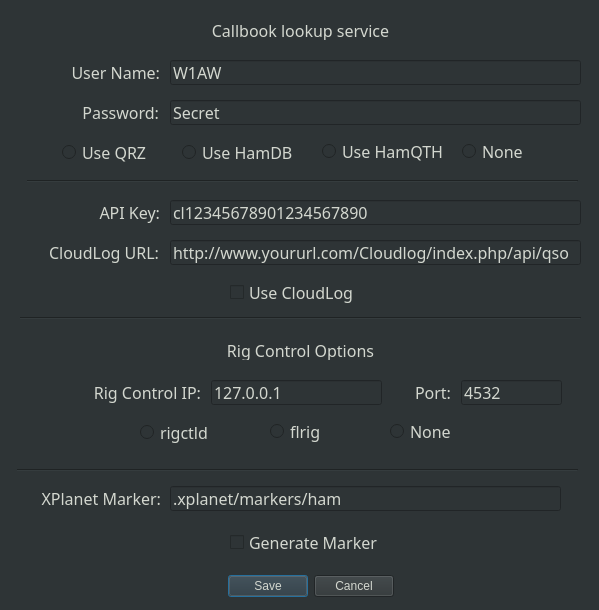
First picture: the form in settings.ui, repository mbridak/FieldDayLogger, before the edit.
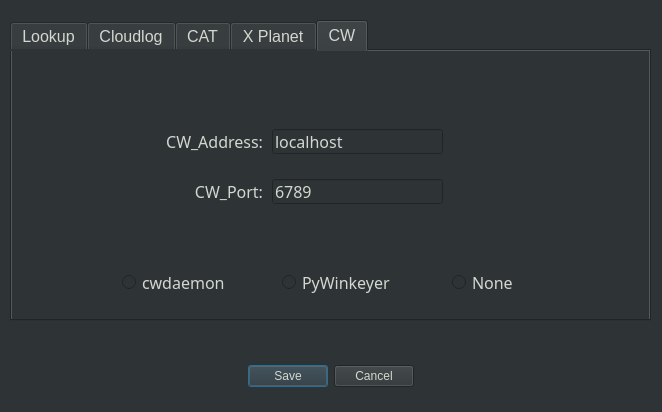
Second picture: the form after the edit. The open tabs and pages were chosen to show the change.

Commit message: reworked settings dialog with tabs.

```diff
--- a/settings.ui
+++ b/settings.ui
@@ -6,8 +6,8 @@
    <rect>
     <x>0</x>
     <y>0</y>
-    <width>599</width>
-    <height>610</height>
+    <width>662</width>
+    <height>412</height>
    </rect>
   </property>
   <property name="windowTitle">
@@ -20,8 +20,8 @@
   <widget class="QDialogButtonBox" name="buttonBox">
    <property name="geometry">
     <rect>
-     <x>140</x>
-     <y>570</y>
+     <x>160</x>
+     <y>360</y>
      <width>341</width>
      <height>32</height>
     </rect>
@@ -53,11 +53,32 @@
     <bool>true</bool>
    </property>
   </widget>
+  <widget class="QTabWidget" name="tabWidget">
+   <property name="geometry">
+    <rect>
+     <x>10</x>
+     <y>20</y>
+     <width>641</width>
+     <height>301</height>
+    </rect>
+   </property>
+   <property name="font">
+    <font>
+     <pointsize>12</pointsize>
+    </font>
+   </property>
+   <property name="currentIndex">
+    <number>0</number>
+   </property>
+   <widget class="QWidget" name="tab_1">
+    <attribute name="title">
+     <string>Lookup</string>
+    </attribute>
   <widget class="QLabel" name="label">
    <property name="geometry">
     <rect>
-     <x>29</x>
-     <y>60</y>
+       <x>20</x>
+       <y>80</y>
      <width>131</width>
      <height>25</height>
     </rect>
@@ -77,11 +98,53 @@
     <set>Qt::AlignRight|Qt::AlignTrailing|Qt::AlignVCenter</set>
    </property>
   </widget>
+    <widget class="QLineEdit" name="lookup_user_name_field">
+     <property name="geometry">
+      <rect>
+       <x>210</x>
+       <y>80</y>
+       <width>411</width>
+       <height>25</height>
+      </rect>
+     </property>
+     <property name="font">
+      <font>
+       <family>JetBrains Mono</family>
+       <pointsize>12</pointsize>
+       <weight>50</weight>
+       <bold>false</bold>
+      </font>
+     </property>
+     <property name="text">
+      <string>W1AW</string>
+     </property>
+    </widget>
+    <widget class="QLineEdit" name="lookup_password_field">
+     <property name="geometry">
+      <rect>
+       <x>210</x>
+       <y>130</y>
+       <width>411</width>
+       <height>25</height>
+      </rect>
+     </property>
+     <property name="font">
+      <font>
+       <family>JetBrains Mono</family>
+       <pointsize>12</pointsize>
+       <weight>50</weight>
+       <bold>false</bold>
+      </font>
+     </property>
+     <property name="text">
+      <string>Secret</string>
+     </property>
+    </widget>
   <widget class="QLabel" name="label_2">
    <property name="geometry">
     <rect>
-     <x>28</x>
-     <y>100</y>
+       <x>20</x>
+       <y>130</y>
      <width>131</width>
      <height>25</height>
     </rect>
@@ -101,11 +164,118 @@
     <set>Qt::AlignRight|Qt::AlignTrailing|Qt::AlignVCenter</set>
    </property>
   </widget>
+    <widget class="QRadioButton" name="useqrz_radioButton">
+     <property name="geometry">
+      <rect>
+       <x>100</x>
+       <y>200</y>
+       <width>101</width>
+       <height>25</height>
+      </rect>
+     </property>
+     <property name="font">
+      <font>
+       <family>JetBrains Mono</family>
+       <pointsize>12</pointsize>
+       <weight>50</weight>
+       <bold>false</bold>
+      </font>
+     </property>
+     <property name="autoFillBackground">
+      <bool>false</bool>
+     </property>
+     <property name="styleSheet">
+      <string notr="true"/>
+     </property>
+     <property name="text">
+      <string>Use QRZ</string>
+     </property>
+     <attribute name="buttonGroup">
+      <string notr="true">buttonGroup_2</string>
+     </attribute>
+    </widget>
+    <widget class="QRadioButton" name="usehamdb_radioButton">
+     <property name="geometry">
+      <rect>
+       <x>220</x>
+       <y>200</y>
+       <width>121</width>
+       <height>25</height>
+      </rect>
+     </property>
+     <property name="font">
+      <font>
+       <family>JetBrains Mono</family>
+       <pointsize>12</pointsize>
+      </font>
+     </property>
+     <property name="styleSheet">
+      <string notr="true"/>
+     </property>
+     <property name="text">
+      <string>Use HamDB</string>
+     </property>
+     <attribute name="buttonGroup">
+      <string notr="true">buttonGroup_2</string>
+     </attribute>
+    </widget>
+    <widget class="QRadioButton" name="usehamqth_radioButton">
+     <property name="geometry">
+      <rect>
+       <x>350</x>
+       <y>200</y>
+       <width>121</width>
+       <height>23</height>
+      </rect>
+     </property>
+     <property name="font">
+      <font>
+       <family>JetBrains Mono</family>
+       <pointsize>12</pointsize>
+      </font>
+     </property>
+     <property name="styleSheet">
+      <string notr="true"/>
+     </property>
+     <property name="text">
+      <string>Use HamQTH</string>
+     </property>
+     <attribute name="buttonGroup">
+      <string notr="true">buttonGroup_2</string>
+     </attribute>
+    </widget>
+    <widget class="QRadioButton" name="radioButton_3">
+     <property name="geometry">
+      <rect>
+       <x>490</x>
+       <y>200</y>
+       <width>71</width>
+       <height>23</height>
+      </rect>
+     </property>
+     <property name="font">
+      <font>
+       <family>JetBrains Mono</family>
+       <pointsize>12</pointsize>
+      </font>
+     </property>
+     <property name="text">
+      <string>None</string>
+     </property>
+     <attribute name="buttonGroup">
+      <string notr="true">buttonGroup_2</string>
+     </attribute>
+    </widget>
+   </widget>
+   <widget class="QWidget" name="tab_2">
+    <attribute name="title">
+     <string>Cloudlog</string>
+    </attribute>
   <widget class="QLabel" name="label_4">
    <property name="geometry">
     <rect>
-     <x>29</x>
-     <y>200</y>
+       <x>30</x>
+       <y>80</y>
      <width>131</width>
      <height>25</height>
     </rect>
@@ -125,11 +295,32 @@
     <set>Qt::AlignRight|Qt::AlignTrailing|Qt::AlignVCenter</set>
    </property>
   </widget>
+    <widget class="QLineEdit" name="cloudlogapi_field">
+     <property name="geometry">
+      <rect>
+       <x>170</x>
+       <y>80</y>
+       <width>461</width>
+       <height>25</height>
+      </rect>
+     </property>
+     <property name="font">
+      <font>
+       <family>JetBrains Mono</family>
+       <pointsize>12</pointsize>
+       <weight>50</weight>
+       <bold>false</bold>
+      </font>
+     </property>
+     <property name="text">
+      <string>cl12345678901234567890</string>
+     </property>
+    </widget>
   <widget class="QLabel" name="label_5">
    <property name="geometry">
     <rect>
-     <x>28</x>
-     <y>240</y>
+       <x>30</x>
+       <y>130</y>
      <width>131</width>
      <height>25</height>
     </rect>
@@ -149,11 +340,61 @@
     <set>Qt::AlignRight|Qt::AlignTrailing|Qt::AlignVCenter</set>
    </property>
   </widget>
+    <widget class="QLineEdit" name="cloudlogurl_field">
+     <property name="geometry">
+      <rect>
+       <x>170</x>
+       <y>130</y>
+       <width>461</width>
+       <height>25</height>
+      </rect>
+     </property>
+     <property name="font">
+      <font>
+       <family>JetBrains Mono</family>
+       <pointsize>12</pointsize>
+       <weight>50</weight>
+       <bold>false</bold>
+      </font>
+     </property>
+     <property name="text">
+      <string>http://Cloudlog.com/Cloudlog/index.php/api/qso</string>
+     </property>
+    </widget>
+    <widget class="QCheckBox" name="usecloudlog_checkBox">
+     <property name="geometry">
+      <rect>
+       <x>240</x>
+       <y>200</y>
+       <width>151</width>
+       <height>25</height>
+      </rect>
+     </property>
+     <property name="font">
+      <font>
+       <family>JetBrains Mono</family>
+       <pointsize>12</pointsize>
+       <weight>50</weight>
+       <bold>false</bold>
+      </font>
+     </property>
+     <property name="styleSheet">
+      <string notr="true"/>
+     </property>
+     <property name="text">
+      <string>Use CloudLog</string>
+     </property>
+    </widget>
+   </widget>
+   <widget class="QWidget" name="tab_3">
+    <attribute name="title">
+     <string>CAT</string>
+    </attribute>
   <widget class="QLabel" name="label_6">
    <property name="geometry">
     <rect>
      <x>40</x>
-     <y>380</y>
+       <y>100</y>
      <width>161</width>
      <height>25</height>
     </rect>
@@ -173,200 +414,11 @@
     <set>Qt::AlignRight|Qt::AlignTrailing|Qt::AlignVCenter</set>
    </property>
   </widget>
-  <widget class="QLabel" name="label_7">
-   <property name="geometry">
-    <rect>
-     <x>380</x>
-     <y>380</y>
-     <width>71</width>
-     <height>25</height>
-    </rect>
-   </property>
-   <property name="font">
-    <font>
-     <family>JetBrains Mono</family>
-     <pointsize>12</pointsize>
-     <weight>50</weight>
-     <bold>false</bold>
-    </font>
-   </property>
-   <property name="text">
-    <string>Port:</string>
-   </property>
-   <property name="alignment">
-    <set>Qt::AlignRight|Qt::AlignTrailing|Qt::AlignVCenter</set>
-   </property>
-  </widget>
-  <widget class="QRadioButton" name="useqrz_radioButton">
-   <property name="geometry">
-    <rect>
-     <x>62</x>
-     <y>140</y>
-     <width>101</width>
-     <height>25</height>
-    </rect>
-   </property>
-   <property name="font">
-    <font>
-     <family>JetBrains Mono</family>
-     <pointsize>12</pointsize>
-     <weight>50</weight>
-     <bold>false</bold>
-    </font>
-   </property>
-   <property name="autoFillBackground">
-    <bool>false</bool>
-   </property>
-   <property name="styleSheet">
-    <string notr="true"/>
-   </property>
-   <property name="text">
-    <string>Use QRZ</string>
-   </property>
-   <attribute name="buttonGroup">
-    <string notr="true">buttonGroup_2</string>
-   </attribute>
-  </widget>
-  <widget class="QCheckBox" name="usecloudlog_checkBox">
-   <property name="geometry">
-    <rect>
-     <x>230</x>
-     <y>280</y>
-     <width>151</width>
-     <height>25</height>
-    </rect>
-   </property>
-   <property name="font">
-    <font>
-     <family>JetBrains Mono</family>
-     <pointsize>12</pointsize>
-     <weight>50</weight>
-     <bold>false</bold>
-    </font>
-   </property>
-   <property name="styleSheet">
-    <string notr="true"/>
-   </property>
-   <property name="text">
-    <string>Use CloudLog</string>
-   </property>
-  </widget>
-  <widget class="QRadioButton" name="userigctld_radioButton">
-   <property name="geometry">
-    <rect>
-     <x>140</x>
-     <y>420</y>
-     <width>101</width>
-     <height>25</height>
-    </rect>
-   </property>
-   <property name="font">
-    <font>
-     <family>JetBrains Mono</family>
-     <pointsize>12</pointsize>
-     <weight>50</weight>
-     <bold>false</bold>
-    </font>
-   </property>
-   <property name="styleSheet">
-    <string notr="true"/>
-   </property>
-   <property name="text">
-    <string>rigctld</string>
-   </property>
-   <attribute name="buttonGroup">
-    <string notr="true">buttonGroup</string>
-   </attribute>
-  </widget>
-  <widget class="QLineEdit" name="lookup_user_name_field">
-   <property name="geometry">
-    <rect>
-     <x>170</x>
-     <y>60</y>
-     <width>411</width>
-     <height>25</height>
-    </rect>
-   </property>
-   <property name="font">
-    <font>
-     <family>JetBrains Mono</family>
-     <pointsize>12</pointsize>
-     <weight>50</weight>
-     <bold>false</bold>
-    </font>
-   </property>
-   <property name="text">
-    <string>W1AW</string>
-   </property>
-  </widget>
-  <widget class="QLineEdit" name="lookup_password_field">
-   <property name="geometry">
-    <rect>
-     <x>170</x>
-     <y>100</y>
-     <width>411</width>
-     <height>25</height>
-    </rect>
-   </property>
-   <property name="font">
-    <font>
-     <family>JetBrains Mono</family>
-     <pointsize>12</pointsize>
-     <weight>50</weight>
-     <bold>false</bold>
-    </font>
-   </property>
-   <property name="text">
-    <string>Secret</string>
-   </property>
-  </widget>
-  <widget class="QLineEdit" name="cloudlogapi_field">
-   <property name="geometry">
-    <rect>
-     <x>170</x>
-     <y>200</y>
-     <width>411</width>
-     <height>25</height>
-    </rect>
-   </property>
-   <property name="font">
-    <font>
-     <family>JetBrains Mono</family>
-     <pointsize>12</pointsize>
-     <weight>50</weight>
-     <bold>false</bold>
-    </font>
-   </property>
-   <property name="text">
-    <string>cl12345678901234567890</string>
-   </property>
-  </widget>
-  <widget class="QLineEdit" name="cloudlogurl_field">
-   <property name="geometry">
-    <rect>
-     <x>170</x>
-     <y>240</y>
-     <width>411</width>
-     <height>25</height>
-    </rect>
-   </property>
-   <property name="font">
-    <font>
-     <family>JetBrains Mono</family>
-     <pointsize>12</pointsize>
-     <weight>50</weight>
-     <bold>false</bold>
-    </font>
-   </property>
-   <property name="text">
-    <string>http://www.yoururl.com/Cloudlog/index.php/api/qso</string>
-   </property>
-  </widget>
   <widget class="QLineEdit" name="rigcontrolip_field">
    <property name="geometry">
     <rect>
-     <x>211</x>
-     <y>380</y>
+       <x>220</x>
+       <y>100</y>
      <width>171</width>
      <height>25</height>
     </rect>
@@ -383,11 +435,35 @@
     <string>127.0.0.1</string>
    </property>
   </widget>
+    <widget class="QLabel" name="label_7">
+     <property name="geometry">
+      <rect>
+       <x>400</x>
+       <y>100</y>
+       <width>71</width>
+       <height>25</height>
+      </rect>
+     </property>
+     <property name="font">
+      <font>
+       <family>JetBrains Mono</family>
+       <pointsize>12</pointsize>
+       <weight>50</weight>
+       <bold>false</bold>
+      </font>
+     </property>
+     <property name="text">
+      <string>Port:</string>
+     </property>
+     <property name="alignment">
+      <set>Qt::AlignRight|Qt::AlignTrailing|Qt::AlignVCenter</set>
+     </property>
+    </widget>
   <widget class="QLineEdit" name="rigcontrolport_field">
    <property name="geometry">
     <rect>
-     <x>461</x>
-     <y>380</y>
+       <x>490</x>
+       <y>100</y>
      <width>101</width>
      <height>25</height>
     </rect>
@@ -404,55 +480,65 @@
     <string>4532</string>
    </property>
   </widget>
-  <widget class="Line" name="line">
+    <widget class="QRadioButton" name="userigctld_radioButton">
    <property name="geometry">
     <rect>
-     <x>27</x>
-     <y>171</y>
-     <width>551</width>
-     <height>20</height>
+       <x>160</x>
+       <y>190</y>
+       <width>101</width>
+       <height>25</height>
     </rect>
    </property>
    <property name="font">
     <font>
      <family>JetBrains Mono</family>
      <pointsize>12</pointsize>
-     <weight>75</weight>
-     <bold>true</bold>
-    </font>
-   </property>
-   <property name="orientation">
-    <enum>Qt::Horizontal</enum>
-   </property>
-  </widget>
-  <widget class="Line" name="line_2">
+       <weight>50</weight>
+       <bold>false</bold>
+      </font>
+     </property>
+     <property name="styleSheet">
+      <string notr="true"/>
+     </property>
+     <property name="text">
+      <string>rigctld</string>
+     </property>
+     <attribute name="buttonGroup">
+      <string notr="true">buttonGroup</string>
+     </attribute>
+    </widget>
+    <widget class="QRadioButton" name="useflrig_radioButton">
    <property name="geometry">
     <rect>
-     <x>20</x>
-     <y>310</y>
-     <width>561</width>
-     <height>16</height>
+       <x>290</x>
+       <y>190</y>
+       <width>92</width>
+       <height>23</height>
     </rect>
    </property>
    <property name="font">
     <font>
      <family>JetBrains Mono</family>
      <pointsize>12</pointsize>
-     <weight>75</weight>
-     <bold>true</bold>
-    </font>
-   </property>
-   <property name="orientation">
-    <enum>Qt::Horizontal</enum>
-   </property>
-  </widget>
-  <widget class="Line" name="line_3">
+      </font>
+     </property>
+     <property name="styleSheet">
+      <string notr="true"/>
+     </property>
+     <property name="text">
+      <string>flrig</string>
+     </property>
+     <attribute name="buttonGroup">
+      <string notr="true">buttonGroup</string>
+     </attribute>
+    </widget>
+    <widget class="QRadioButton" name="radioButton">
    <property name="geometry">
     <rect>
-     <x>17</x>
-     <y>460</y>
-     <width>561</width>
-     <height>20</height>
+       <x>410</x>
+       <y>190</y>
+       <width>71</width>
+       <height>23</height>
     </rect>
    </property>
    <property name="font">
@@ -461,15 +547,23 @@
      <pointsize>12</pointsize>
     </font>
    </property>
-   <property name="orientation">
-    <enum>Qt::Horizontal</enum>
-   </property>
-  </widget>
+     <property name="text">
+      <string>None</string>
+     </property>
+     <attribute name="buttonGroup">
+      <string notr="true">buttonGroup</string>
+     </attribute>
+    </widget>
+   </widget>
+   <widget class="QWidget" name="tab_4">
+    <attribute name="title">
+     <string>X Planet</string>
+    </attribute>
   <widget class="QLabel" name="label_8">
    <property name="geometry">
     <rect>
-     <x>10</x>
-     <y>486</y>
+       <x>30</x>
+       <y>120</y>
      <width>151</width>
      <height>25</height>
     </rect>
@@ -490,9 +584,9 @@
   <widget class="QLineEdit" name="markerfile_field">
    <property name="geometry">
     <rect>
-     <x>170</x>
-     <y>486</y>
-     <width>391</width>
+       <x>190</x>
+       <y>120</y>
+       <width>411</width>
      <height>25</height>
     </rect>
    </property>
@@ -509,8 +603,8 @@
   <widget class="QCheckBox" name="generatemarker_checkbox">
    <property name="geometry">
     <rect>
-     <x>230</x>
-     <y>530</y>
+       <x>240</x>
+       <y>220</y>
      <width>171</width>
      <height>25</height>
     </rect>
@@ -528,37 +622,99 @@
     <string>Generate Marker</string>
    </property>
   </widget>
-  <widget class="QRadioButton" name="usehamdb_radioButton">
-   <property name="geometry">
-    <rect>
-     <x>182</x>
-     <y>140</y>
-     <width>121</width>
-     <height>25</height>
-    </rect>
-   </property>
-   <property name="font">
-    <font>
-     <family>JetBrains Mono</family>
-     <pointsize>12</pointsize>
-    </font>
-   </property>
-   <property name="styleSheet">
-    <string notr="true"/>
-   </property>
-   <property name="text">
-    <string>Use HamDB</string>
-   </property>
-   <attribute name="buttonGroup">
-    <string notr="true">buttonGroup_2</string>
-   </attribute>
-  </widget>
-  <widget class="QRadioButton" name="usehamqth_radioButton">
+   </widget>
+   <widget class="QWidget" name="tab">
+    <attribute name="title">
+     <string>CW</string>
+    </attribute>
+    <widget class="QLabel" name="label_10">
    <property name="geometry">
     <rect>
-     <x>322</x>
-     <y>140</y>
+       <x>130</x>
+       <y>80</y>
      <width>121</width>
+       <height>20</height>
+      </rect>
+     </property>
+     <property name="font">
+      <font>
+       <family>JetBrains Mono</family>
+       <pointsize>12</pointsize>
+      </font>
+     </property>
+     <property name="text">
+      <string>CW_Address:</string>
+     </property>
+     <property name="alignment">
+      <set>Qt::AlignRight|Qt::AlignTrailing|Qt::AlignVCenter</set>
+     </property>
+    </widget>
+    <widget class="QLabel" name="label_11">
+     <property name="geometry">
+      <rect>
+       <x>170</x>
+       <y>130</y>
+       <width>81</width>
+       <height>20</height>
+      </rect>
+     </property>
+     <property name="font">
+      <font>
+       <family>JetBrains Mono</family>
+       <pointsize>12</pointsize>
+      </font>
+     </property>
+     <property name="text">
+      <string>CW_Port:</string>
+     </property>
+     <property name="alignment">
+      <set>Qt::AlignRight|Qt::AlignTrailing|Qt::AlignVCenter</set>
+     </property>
+    </widget>
+    <widget class="QLineEdit" name="cwip_field">
+     <property name="geometry">
+      <rect>
+       <x>260</x>
+       <y>78</y>
+       <width>171</width>
+       <height>25</height>
+      </rect>
+     </property>
+     <property name="font">
+      <font>
+       <family>JetBrains Mono</family>
+       <pointsize>12</pointsize>
+      </font>
+     </property>
+     <property name="text">
+      <string>localhost</string>
+     </property>
+    </widget>
+    <widget class="QLineEdit" name="cwport_field">
+     <property name="geometry">
+      <rect>
+       <x>260</x>
+       <y>128</y>
+       <width>171</width>
+       <height>25</height>
+      </rect>
+     </property>
+     <property name="font">
+      <font>
+       <family>JetBrains Mono</family>
+       <pointsize>12</pointsize>
+      </font>
+     </property>
+     <property name="text">
+      <string>6789</string>
+     </property>
+    </widget>
+    <widget class="QRadioButton" name="usecwdaemon_radioButton">
+     <property name="geometry">
+      <rect>
+       <x>110</x>
+       <y>220</y>
+       <width>112</width>
      <height>23</height>
     </rect>
    </property>
@@ -572,40 +728,15 @@
     <string notr="true"/>
    </property>
    <property name="text">
-    <string>Use HamQTH</string>
-   </property>
-   <attribute name="buttonGroup">
-    <string notr="true">buttonGroup_2</string>
-   </attribute>
-  </widget>
-  <widget class="QLabel" name="label_3">
-   <property name="geometry">
-    <rect>
-     <x>20</x>
-     <y>20</y>
-     <width>561</width>
-     <height>20</height>
-    </rect>
-   </property>
-   <property name="font">
-    <font>
-     <family>JetBrains Mono</family>
-     <pointsize>12</pointsize>
-    </font>
-   </property>
-   <property name="text">
-    <string>Callbook lookup service</string>
-   </property>
-   <property name="alignment">
-    <set>Qt::AlignCenter</set>
-   </property>
-  </widget>
-  <widget class="QRadioButton" name="useflrig_radioButton">
+      <string>cwdaemon</string>
+     </property>
+    </widget>
+    <widget class="QRadioButton" name="usepywinkeyer_radioButton">
    <property name="geometry">
     <rect>
      <x>270</x>
-     <y>420</y>
-     <width>92</width>
+       <y>220</y>
+       <width>121</width>
      <height>23</height>
     </rect>
    </property>
@@ -619,40 +750,15 @@
     <string notr="true"/>
    </property>
    <property name="text">
-    <string>flrig</string>
-   </property>
-   <attribute name="buttonGroup">
-    <string notr="true">buttonGroup</string>
-   </attribute>
-  </widget>
-  <widget class="QLabel" name="label_9">
+      <string>PyWinkeyer</string>
+     </property>
+    </widget>
+    <widget class="QRadioButton" name="radioButton_5">
    <property name="geometry">
     <rect>
-     <x>20</x>
-     <y>340</y>
-     <width>561</width>
-     <height>20</height>
-    </rect>
-   </property>
-   <property name="font">
-    <font>
-     <family>JetBrains Mono</family>
-     <pointsize>12</pointsize>
-    </font>
-   </property>
-   <property name="text">
-    <string>Rig Control Options</string>
-   </property>
-   <property name="alignment">
-    <set>Qt::AlignCenter</set>
-   </property>
-  </widget>
-  <widget class="QRadioButton" name="radioButton">
-   <property name="geometry">
-    <rect>
-     <x>390</x>
-     <y>420</y>
-     <width>71</width>
+       <x>440</x>
+       <y>220</y>
+       <width>112</width>
      <height>23</height>
     </rect>
    </property>
@@ -665,31 +771,8 @@
    <property name="text">
     <string>None</string>
    </property>
-   <attribute name="buttonGroup">
-    <string notr="true">buttonGroup</string>
-   </attribute>
-  </widget>
-  <widget class="QRadioButton" name="radioButton_3">
-   <property name="geometry">
-    <rect>
-     <x>462</x>
-     <y>140</y>
-     <width>71</width>
-     <height>23</height>
-    </rect>
-   </property>
-   <property name="font">
-    <font>
-     <family>JetBrains Mono</family>
-     <pointsize>12</pointsize>
-    </font>
-   </property>
-   <property name="text">
-    <string>None</string>
-   </property>
-   <attribute name="buttonGroup">
-    <string notr="true">buttonGroup_2</string>
-   </attribute>
+    </widget>
+   </widget>
   </widget>
  </widget>
  <resources/>
```
Left out of the diff: 8 changed lines with no effect on the pictures. Lines whose indentation alone changed are shown as unchanged. The commit also changes 1 other file.
